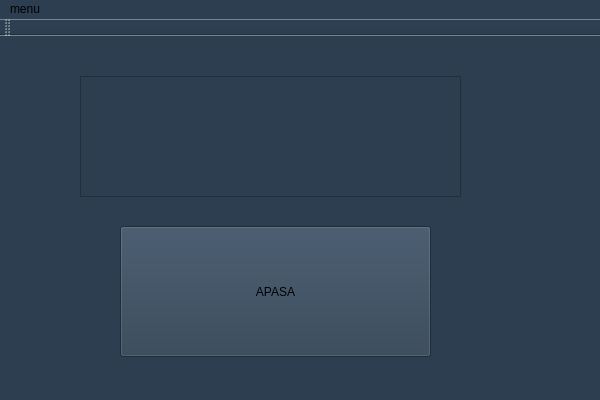
The window that CyberRange/Client/Client.ui (Pafy-24/CyberRange----POO) describes before a commit, drawn with Qt 5.
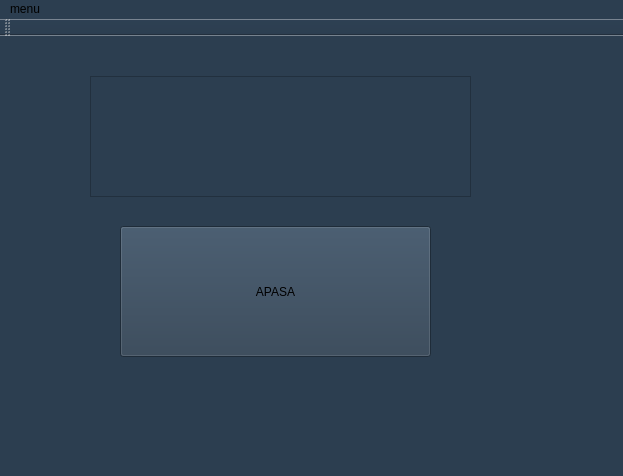
The same window after the commit.

```diff
--- a/CyberRange/Client/Client.ui
+++ b/CyberRange/Client/Client.ui
@@ -6,8 +6,8 @@
    <rect>
     <x>0</x>
     <y>0</y>
-    <width>600</width>
-    <height>400</height>
+    <width>623</width>
+    <height>476</height>
    </rect>
   </property>
   <property name="windowTitle">
@@ -37,7 +37,7 @@
    <widget class="QPlainTextEdit" name="plainTextEdit">
     <property name="geometry">
      <rect>
-      <x>80</x>
+      <x>90</x>
       <y>40</y>
       <width>381</width>
       <height>121</height>
@@ -50,8 +50,8 @@
     <rect>
      <x>0</x>
      <y>0</y>
-     <width>600</width>
-     <height>21</height>
+     <width>623</width>
+     <height>33</height>
     </rect>
    </property>
    <widget class="QMenu" name="menumenu">
```
